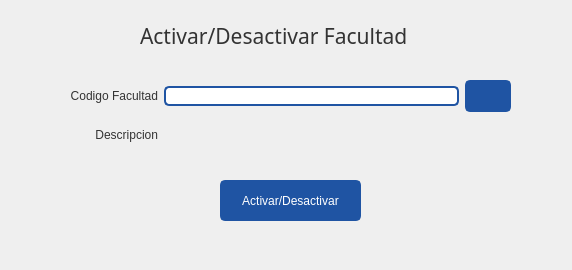
Mighell-afk/gpi, file Vista/UI/Carrera/Alta_baja_Carrera.ui: the form before one commit.
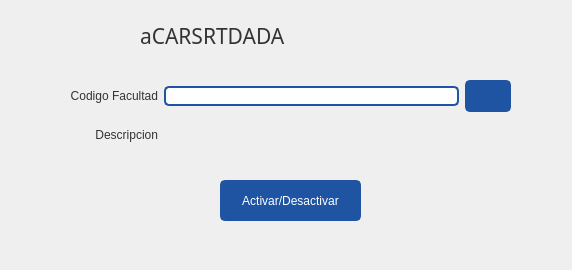
The form after the commit. Icons and pictures are not drawn.

Diff of the .ui file:
```diff
--- a/Vista/UI/Carrera/Alta_baja_Carrera.ui
+++ b/Vista/UI/Carrera/Alta_baja_Carrera.ui
@@ -152,7 +152,7 @@
     <string notr="true">font: 25 16pt &quot;Microsoft YaHei UI Light&quot;;</string>
    </property>
    <property name="text">
-    <string>Activar/Desactivar Facultad</string>
+    <string>aCARSRTDADA</string>
    </property>
   </widget>
   <widget class="QWidget" name="gridLayoutWidget">
```
Left out of the diff: 4 changed lines with no effect on the pictures.
